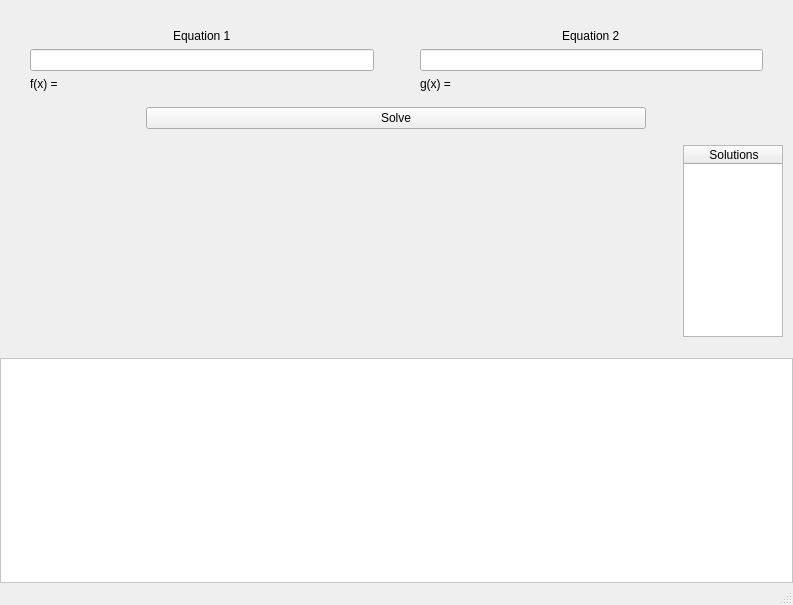
balbal1/Equation-Solver-Task, file src/gui/mainwindow.ui: the form before one commit.
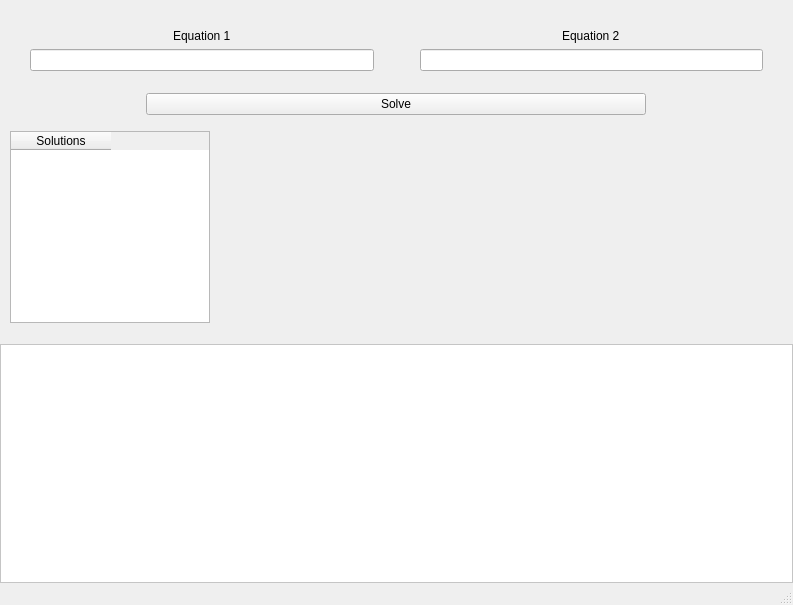
The form after the commit.

The edit to the form file:
```diff
--- a/src/gui/mainwindow.ui
+++ b/src/gui/mainwindow.ui
@@ -41,7 +41,7 @@
       <item>
        <layout class="QHBoxLayout" name="InputsContainer">
         <item>
-         <layout class="QVBoxLayout" name="Input2Container">
+         <layout class="QVBoxLayout" name="Input1Container">
           <property name="leftMargin">
            <number>20</number>
           </property>
@@ -71,16 +71,12 @@
            <widget class="QLineEdit" name="input1"/>
           </item>
           <item>
-           <widget class="QLabel" name="input1_equation">
-            <property name="text">
-             <string>f(x) = </string>
-            </property>
-           </widget>
+           <widget class="QWidget" name="input1_equation" native="true"/>
           </item>
          </layout>
         </item>
         <item>
-         <layout class="QVBoxLayout" name="Input1Container">
+         <layout class="QVBoxLayout" name="Input2Container">
           <property name="leftMargin">
            <number>20</number>
           </property>
@@ -110,11 +106,7 @@
            <widget class="QLineEdit" name="input2"/>
           </item>
           <item>
-           <widget class="QLabel" name="input2_equation">
-            <property name="text">
-             <string>g(x) = </string>
-            </property>
-           </widget>
+           <widget class="QWidget" name="input2_equation" native="true"/>
           </item>
          </layout>
         </item>
@@ -147,16 +139,6 @@
         <property name="bottomMargin">
          <number>5</number>
         </property>
-        <item>
-         <widget class="QWidget" name="graph" native="true">
-          <property name="sizePolicy">
-           <sizepolicy hsizetype="Expanding" vsizetype="Preferred">
-            <horstretch>0</horstretch>
-            <verstretch>0</verstretch>
-           </sizepolicy>
-          </property>
-         </widget>
-        </item>
         <item alignment="Qt::AlignmentFlag::AlignRight">
          <widget class="QTableWidget" name="solutions_table">
           <property name="sizePolicy">
@@ -167,7 +149,7 @@
           </property>
           <property name="maximumSize">
            <size>
-            <width>100</width>
+            <width>200</width>
             <height>16777215</height>
            </size>
           </property>
@@ -178,6 +160,16 @@
           </column>
          </widget>
         </item>
+        <item>
+         <widget class="QWidget" name="graph" native="true">
+          <property name="sizePolicy">
+           <sizepolicy hsizetype="Expanding" vsizetype="Preferred">
+            <horstretch>0</horstretch>
+            <verstretch>0</verstretch>
+           </sizepolicy>
+          </property>
+         </widget>
+        </item>
        </layout>
       </item>
      </layout>
@@ -196,7 +188,7 @@
          <x>0</x>
          <y>0</y>
          <width>791</width>
-         <height>195</height>
+         <height>211</height>
         </rect>
        </property>
       </widget>
```
